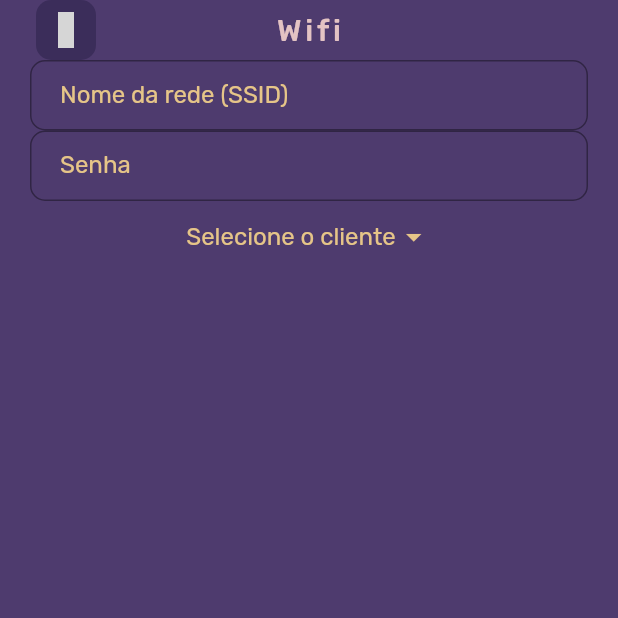
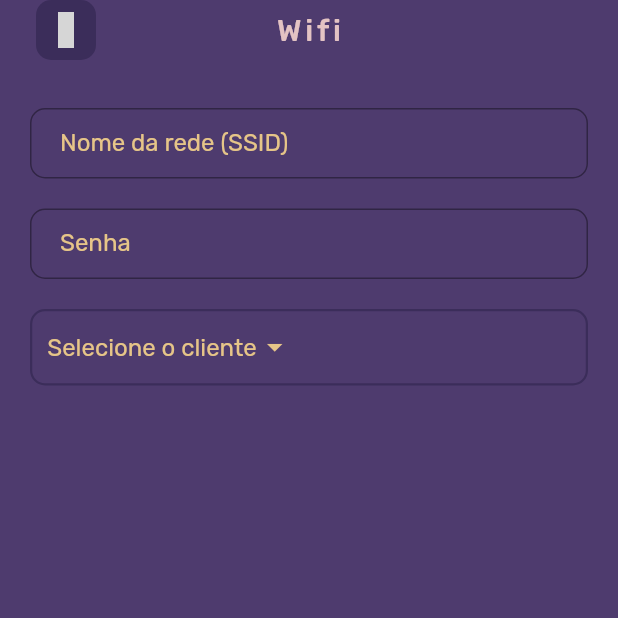
Before and after one commit to renankanu/app_rkode, a Flutter app: the WifiView screen opened by its route, on a phone screen of 412 x 824 dp, the top half of it. Run offline on Flutter 3.47's test engine with Material 2 defaults, Android fonts, the light colour scheme and no system bars; our stand-ins replace eva_icons_flutter, get, google_fonts; grey boxes are pictures that could not be loaded.

Commit message:
feature: add border to dropdown item

```diff
--- a/lib/app/modules/wifi/views/wifi_view.dart
+++ b/lib/app/modules/wifi/views/wifi_view.dart
@@ -16,16 +16,31 @@ class WifiView extends GetView<WifiController> {
             title: 'Wifi',
           ),
           Padding(
-            padding: const EdgeInsets.symmetric(horizontal: 20),
+            padding: const EdgeInsets.symmetric(
+              horizontal: 20,
+              vertical: 32,
+            ),
             child: Column(
               children: [
                 BaseTextField(
                   labelText: 'Nome da rede (SSID)',
                 ),
+                SizedBox(height: 20),
                 BaseTextField(
                   labelText: 'Senha',
                 ),
-                DropdownButton<String>(
+                SizedBox(height: 20),
+                Container(
+                  padding: EdgeInsets.symmetric(horizontal: 10),
+                  width: double.infinity,
+                  decoration: BoxDecoration(
+                    borderRadius: BorderRadius.circular(10),
+                    border: Border.all(
+                      color: BaseColor.martinique,
+                      width: 1.5,
+                    ),
+                  ),
+                  child: DropdownButton<String>(
                       hint: Text(
                         "Selecione o cliente",
                         style: TextStyle(
@@ -43,7 +58,8 @@ class WifiView extends GetView<WifiController> {
                           .toList(),
                       onChanged: (name) {
                         log(name!);
-                    })
+                      }),
+                )
               ],
             ),
           )
```
Lines whose indentation alone changed are shown as unchanged.
